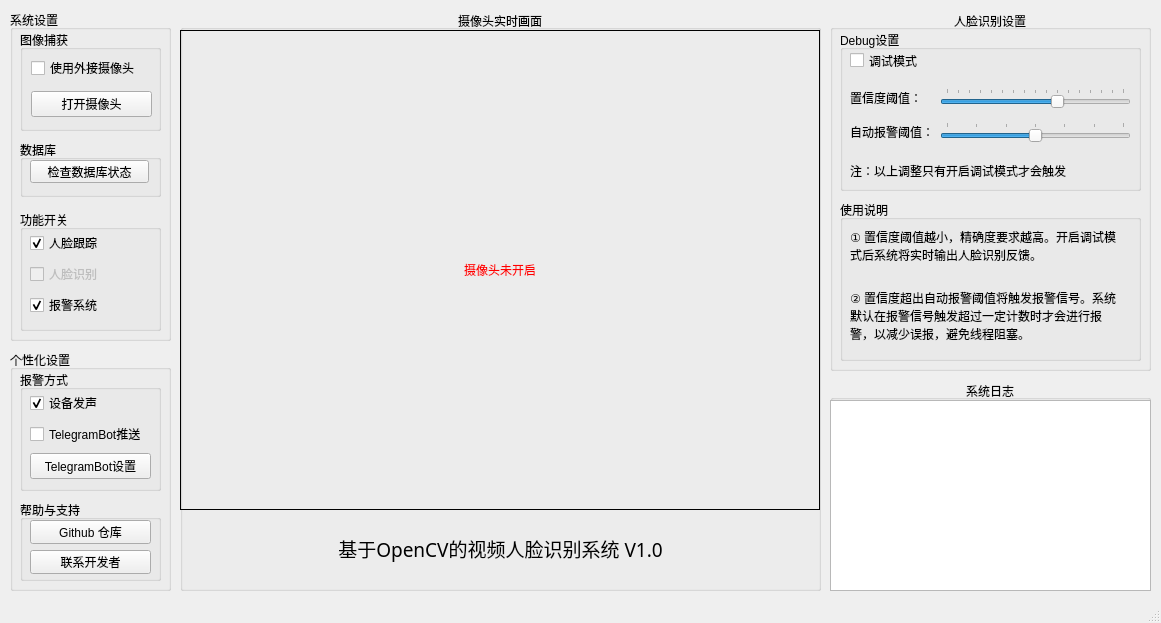
Before: the Qt Designer form ui/Core.ui in winterssy/face_recognition_py, drawn with Qt 5.
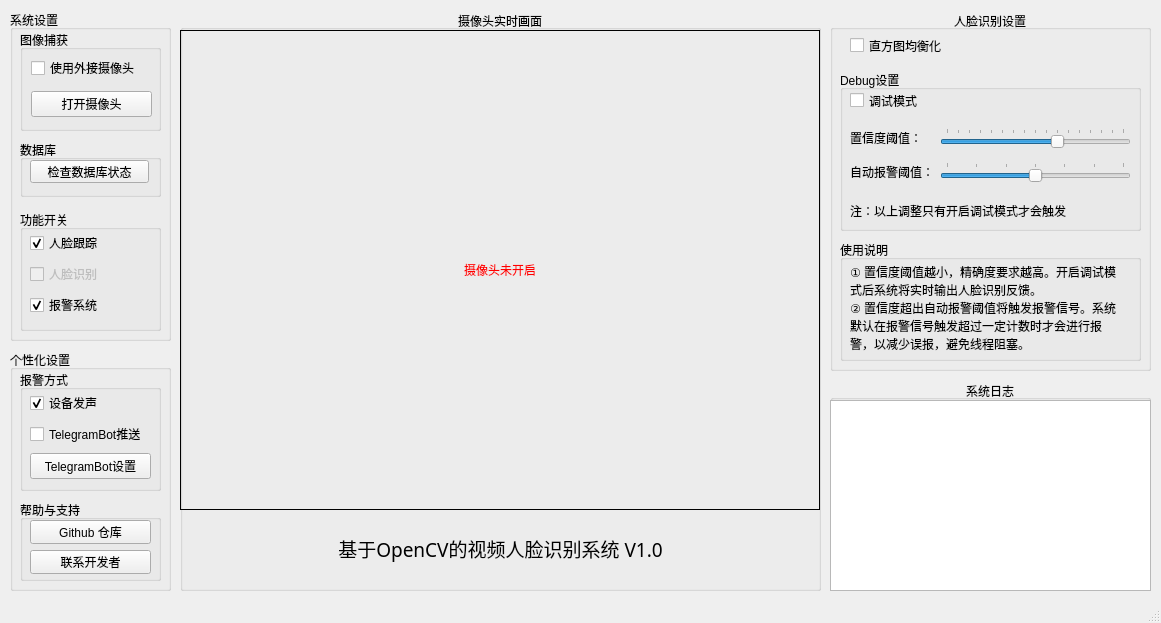
After: the same form once the commit is applied.

Commit message: 新增：直方图均衡化

```diff
--- a/ui/Core.ui
+++ b/ui/Core.ui
@@ -33,7 +33,7 @@
      <property name="geometry">
       <rect>
        <x>10</x>
-       <y>20</y>
+       <y>60</y>
        <width>301</width>
        <height>161</height>
       </rect>
@@ -157,9 +157,9 @@
      <property name="geometry">
       <rect>
        <x>10</x>
-       <y>190</y>
+       <y>230</y>
        <width>301</width>
-       <height>161</height>
+       <height>121</height>
       </rect>
      </property>
      <property name="title">
@@ -169,9 +169,9 @@
       <property name="geometry">
        <rect>
         <x>10</x>
-        <y>80</y>
+        <y>60</y>
         <width>271</width>
-        <height>71</height>
+        <height>51</height>
        </rect>
       </property>
       <property name="text">
@@ -187,7 +187,7 @@
         <x>10</x>
         <y>20</y>
         <width>271</width>
-        <height>51</height>
+        <height>41</height>
        </rect>
       </property>
       <property name="text">
@@ -198,6 +198,19 @@
       </property>
      </widget>
     </widget>
+    <widget class="QCheckBox" name="equalizeHistCheckBox">
+     <property name="geometry">
+      <rect>
+       <x>20</x>
+       <y>25</y>
+       <width>101</width>
+       <height>21</height>
+      </rect>
+     </property>
+     <property name="text">
+      <string>直方图均衡化</string>
+     </property>
+    </widget>
    </widget>
    <widget class="QGroupBox" name="systemSettingsGroupBox">
     <property name="geometry">
```
The commit also changes 5 other files.
